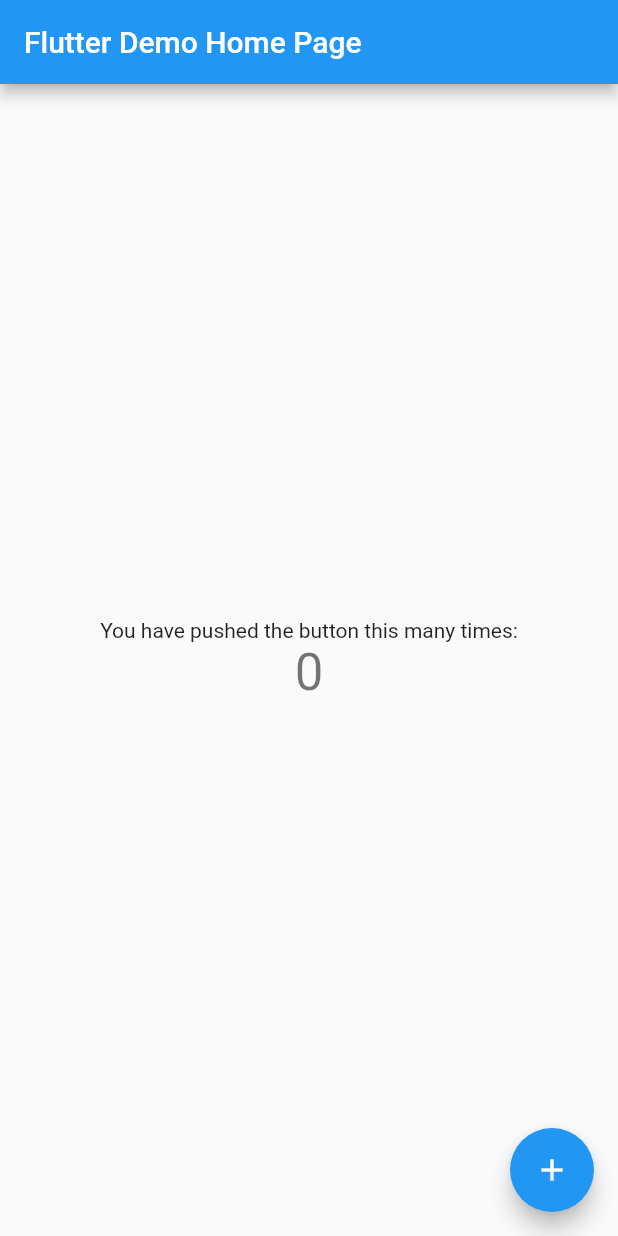
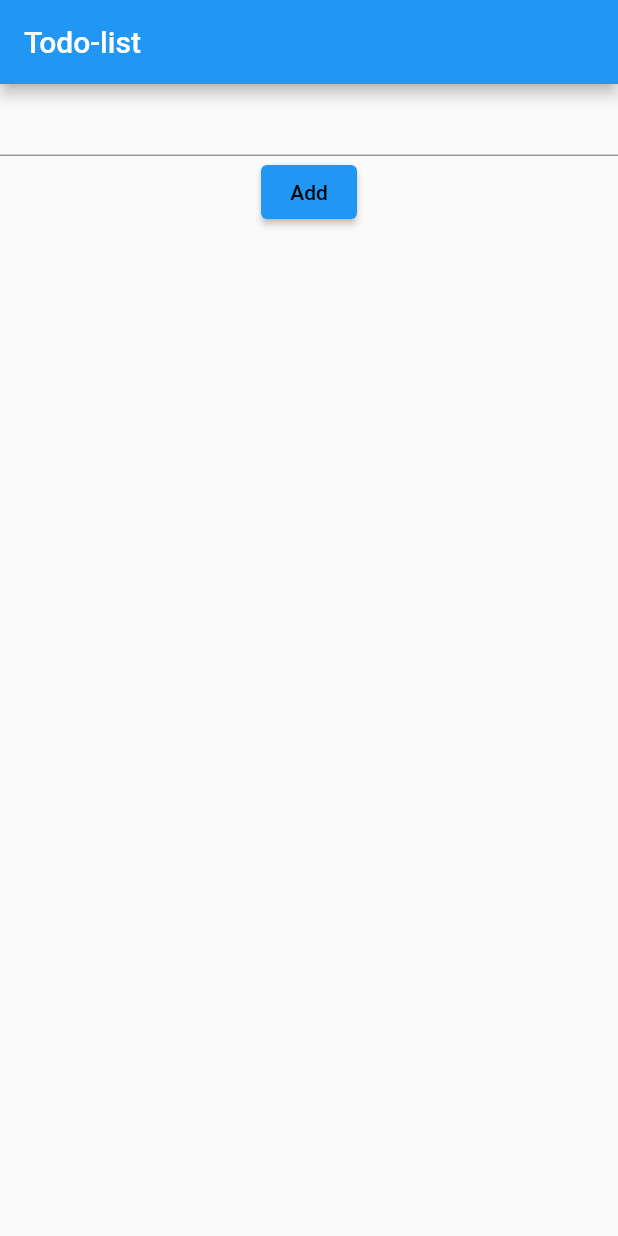
Before and after one commit to masteribro/todo_list_flutter, a Flutter app: the screen it shows after launch, on a phone screen of 412 x 824 dp. Run offline on Flutter 3.47's test engine with Material 2 defaults, Android fonts, the phone set to English and light mode, and no system bars; our stand-ins replace responsive_sizer.

Commit message:
Implemented add items

```diff
--- /dev/null
+++ b/lib/Pages/homepage.dart
@@ -0,0 +1,61 @@
+import 'package:flutter/cupertino.dart';
+import 'package:flutter/material.dart';
+import 'package:responsive_sizer/responsive_sizer.dart';
+
+class HomePage extends StatefulWidget {
+  const HomePage({Key? key}) : super(key: key);
+
+  @override
+  State<HomePage> createState() => _HomePageState();
+}
+
+class _HomePageState extends State<HomePage> {
+  bool addButton = false;
+  TextEditingController todoController = TextEditingController();
+  List maplist = [];
+  Widget _buildTodoItem(String todoText) {
+    return ListTile(
+        title: Text(todoText)
+    );
+  }
+  var hassan;
+   int? index;
+  meth(){
+    setState(() {
+       index = maplist.length;
+      maplist.add('Item ' + todoController.text.toString());
+    });
+    print(index);
+    todoController.clear();
+
+  }
+  @override
+  Widget build(BuildContext context) {
+    return Scaffold(
+      appBar: AppBar(title: const Text('Todo-list'),),
+      body: Column(
+        children: [
+         TextField(
+
+           controller: todoController,
+         ),
+          ElevatedButton(
+              onPressed: ()=>meth(),
+              child: const Text('Add', style: TextStyle(color: Colors.black),)
+          ),
+          ListView.builder(
+            shrinkWrap: true,
+            itemCount: maplist.length,
+            itemBuilder: (BuildContext context, int index) {
+
+                return index < maplist.length?_buildTodoItem(maplist[index]): Text('Add Items');
+
+
+            },
+
+          )
+        ],
+      ),
+    );
+  }
+}
--- a/lib/main.dart
+++ b/lib/main.dart
@@ -1,4 +1,7 @@
 import 'package:flutter/material.dart';
+import 'package:responsive_sizer/responsive_sizer.dart';
+
+import 'Pages/homepage.dart';
 
 void main() {
   runApp(const MyApp());
@@ -11,97 +14,11 @@ class MyApp extends StatelessWidget {
   @override
   Widget build(BuildContext context) {
     return MaterialApp(
-      title: 'Flutter Demo',
       theme: ThemeData(
 
         primarySwatch: Colors.blue,
       ),
-      home: const MyHomePage(title: 'Flutter Demo Home Page'),
+      home: HomePage(),
     );
   }
 }
-
-class MyHomePage extends StatefulWidget {
-  const MyHomePage({Key? key, required this.title}) : super(key: key);
-
-  // This widget is the home page of your application. It is stateful, meaning
-  // that it has a State object (defined below) that contains fields that affect
-  // how it looks.
-
-  // This class is the configuration for the state. It holds the values (in this
-  // case the title) provided by the parent (in this case the App widget) and
-  // used by the build method of the State. Fields in a Widget subclass are
-  // always marked "final".
-
-  final String title;
-
-  @override
-  State<MyHomePage> createState() => _MyHomePageState();
-}
-
-class _MyHomePageState extends State<MyHomePage> {
-  int _counter = 0;
-
-  void _incrementCounter() {
-    setState(() {
-      // This call to setState tells the Flutter framework that something has
-      // changed in this State, which causes it to rerun the build method below
-      // so that the display can reflect the updated values. If we changed
-      // _counter without calling setState(), then the build method would not be
-      // called again, and so nothing would appear to happen.
-      _counter++;
-    });
-  }
-
-  @override
-  Widget build(BuildContext context) {
-    // This method is rerun every time setState is called, for instance as done
-    // by the _incrementCounter method above.
-    //
-    // The Flutter framework has been optimized to make rerunning build methods
-    // fast, so that you can just rebuild anything that needs updating rather
-    // than having to individually change instances of widgets.
-    return Scaffold(
-      appBar: AppBar(
-        // Here we take the value from the MyHomePage object that was created by
-        // the App.build method, and use it to set our appbar title.
-        title: Text(widget.title),
-      ),
-      body: Center(
-        // Center is a layout widget. It takes a single child and positions it
-        // in the middle of the parent.
-        child: Column(
-          // Column is also a layout widget. It takes a list of children and
-          // arranges them vertically. By default, it sizes itself to fit its
-          // children horizontally, and tries to be as tall as its parent.
-          //
-          // Invoke "debug painting" (press "p" in the console, choose the
-          // "Toggle Debug Paint" action from the Flutter Inspector in Android
-          // Studio, or the "Toggle Debug Paint" command in Visual Studio Code)
-          // to see the wireframe for each widget.
-          //
-          // Column has various properties to control how it sizes itself and
-          // how it positions its children. Here we use mainAxisAlignment to
-          // center the children vertically; the main axis here is the vertical
-          // axis because Columns are vertical (the cross axis would be
-          // horizontal).
-          mainAxisAlignment: MainAxisAlignment.center,
-          children: <Widget>[
-            const Text(
-              'You have pushed the button this many times:',
-            ),
-            Text(
-              '$_counter',
-              style: Theme.of(context).textTheme.headline4,
-            ),
-          ],
-        ),
-      ),
-      floatingActionButton: FloatingActionButton(
-        onPressed: _incrementCounter,
-        tooltip: 'Increment',
-        child: const Icon(Icons.add),
-      ), // This trailing comma makes auto-formatting nicer for build methods.
-    );
-  }
-}
--- a/pubspec.yaml
+++ b/pubspec.yaml
@@ -34,6 +34,7 @@ dependencies:
   # The following adds the Cupertino Icons font to your application.
   # Use with the CupertinoIcons class for iOS style icons.
   cupertino_icons: ^1.0.2
+  responsive_sizer: ^3.0.5+1
 
 dev_dependencies:
   flutter_test:
```
Also changed, not shown: pubspec.lock.
